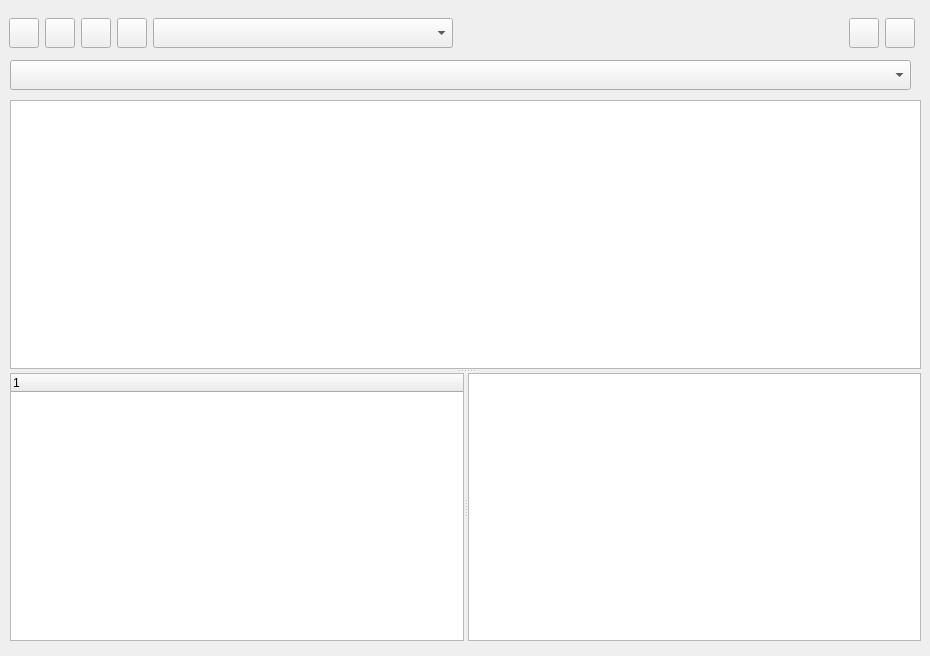
First picture: the form in ui/mainWindow.ui, repository UCAS-FTC/sniffer, before the edit.
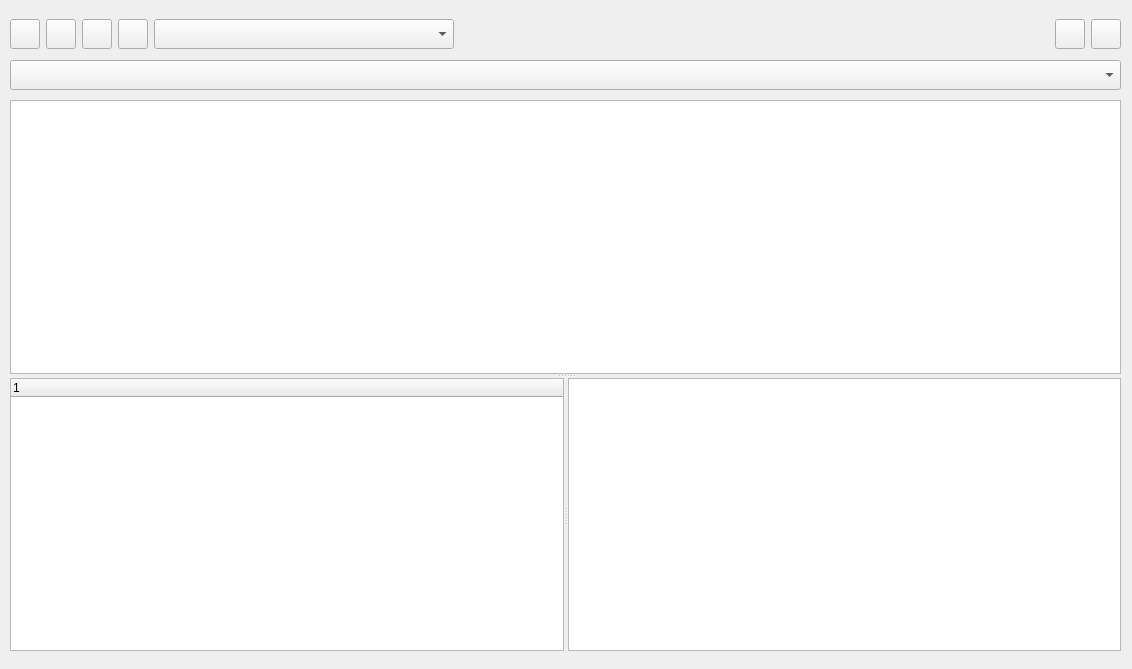
Second picture: the form after the edit. Icons and pictures are not drawn.

Patch:
```diff
--- a/ui/mainWindow.ui
+++ b/ui/mainWindow.ui
@@ -6,12 +6,12 @@
    <rect>
     <x>0</x>
     <y>0</y>
-    <width>930</width>
-    <height>656</height>
+    <width>1132</width>
+    <height>669</height>
    </rect>
   </property>
   <property name="sizePolicy">
-   <sizepolicy hsizetype="Preferred" vsizetype="Preferred">
+   <sizepolicy hsizetype="Expanding" vsizetype="Expanding">
     <horstretch>0</horstretch>
     <verstretch>0</verstretch>
    </sizepolicy>
@@ -22,9 +22,9 @@
   <widget class="QWidget" name="widget" native="true">
    <property name="geometry">
     <rect>
-     <x>9</x>
-     <y>9</y>
-     <width>906</width>
+     <x>10</x>
+     <y>10</y>
+     <width>1111</width>
      <height>48</height>
     </rect>
    </property>
@@ -210,7 +210,7 @@
     <rect>
      <x>10</x>
      <y>60</y>
-     <width>901</width>
+     <width>1111</width>
      <height>30</height>
     </rect>
    </property>
@@ -232,8 +232,8 @@
     <rect>
      <x>10</x>
      <y>100</y>
-     <width>911</width>
-     <height>541</height>
+     <width>1111</width>
+     <height>551</height>
     </rect>
    </property>
    <property name="orientation">
```
